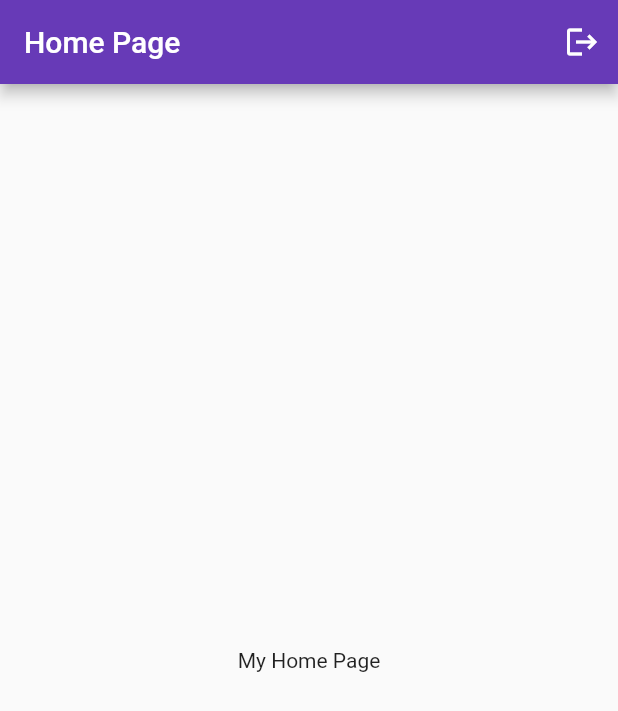
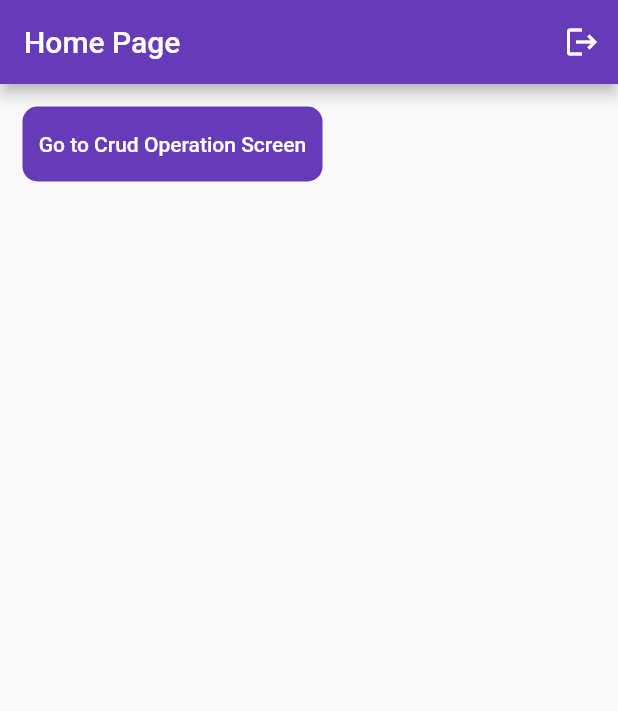
Before and after one commit to narayannalbhe1/cloud_firebase_app, a Flutter app: the MyHomePage screen opened directly, on a phone screen of 412 x 824 dp. Shown: the top 711 px of the screen. Run offline on Flutter 3.47's test engine with Material 2 defaults, Android fonts, the phone set to English and light mode, and no system bars; our stand-ins replace cloud_firestore, firebase_auth, firebase_core, firebase_database, firebase_storage, fluttertoast and 2 more; accounts and stored records are empty.

Commit message:
2 Apr 2024 narayan_dev firebase

```diff
--- a/lib/View/Auth/SignUp/signin_screen.dart
+++ b/lib/View/Auth/SignUp/signin_screen.dart
@@ -49,7 +49,7 @@ class _SignInScreenState extends State<SignInScreen> {
             child: Center(
               child: Container(
                 width: 400,
-                height: 400,
+                height: 450,
                 decoration: BoxDecoration(
                   borderRadius: BorderRadius.circular(15.0),
                   color: Colors.white38
--- a/lib/View/Home/view/MyHome/MyHomePage.dart
+++ b/lib/View/Home/view/MyHome/MyHomePage.dart
@@ -1,5 +1,6 @@
 import 'dart:io';
 
+import 'package:cloud_firebase_app/Firebase_Database/CRUD_Operations/crud_operation.dart';
 import 'package:cloud_firebase_app/View/Auth/Login/login_screen.dart';
 import 'package:firebase_auth/firebase_auth.dart';
 import 'package:flutter/material.dart';
@@ -30,8 +31,30 @@ class _MyHomePageState extends State<MyHomePage> {
         onWillPop: () {
           return  showAlertExit();
         },
-        child: Center(
-          child: Text('My Home Page'),
+        child: Column(
+          crossAxisAlignment: CrossAxisAlignment.start,
+          mainAxisAlignment: MainAxisAlignment.start,
+          children: [
+            Padding(
+              padding: const EdgeInsets.all(15.0),
+              child: Container(
+                height: 50,
+                width: 200,
+                decoration: BoxDecoration(
+                  color: Colors.deepPurple,
+                  borderRadius: BorderRadius.all(Radius.circular(10))
+                ),
+                child: TextButton(
+                    onPressed: (){
+                  Navigator.push(context, MaterialPageRoute(builder: (context){
+                    return CrudOperation();
+                  }));
+                }, child: Text('Go to Crud Operation Screen',style: TextStyle(
+                  color: Colors.white
+                ),)),
+              ),
+            )
+          ],
         ),
       ),
     );
--- a/lib/main.dart
+++ b/lib/main.dart
@@ -4,6 +4,7 @@ import 'package:cloud_firebase_app/Firebase_Database/firebase_db/show_data.dart'
 import 'package:cloud_firebase_app/View/Auth/Login/check_user.dart';
 import 'package:cloud_firebase_app/View/PhoneAuth/phone_auth.dart';
 import 'package:cloud_firebase_app/View/Splash/splash_screen.dart';
+import 'package:cloud_firestore/cloud_firestore.dart';
 import 'package:flutter/material.dart';
 import 'package:firebase_core/firebase_core.dart';
 import 'firebase_options.dart';
@@ -14,6 +15,15 @@ void main() async{
   await Firebase.initializeApp(
     options: DefaultFirebaseOptions.currentPlatform,
   );
+
+  /// database create the db connection
+  // final FirebaseFirestore db = FirebaseFirestore.instance;
+  // final CollectionReference college = db.collection('college');
+  // final Map<String, dynamic> userFields = {
+  //   'email' : 'newUser@gmail.com',
+  //   'username' : 'newUser',
+  // };
+  // await college.doc('newUser').set(userFields);
 
   runApp(const MyApp());
 }
@@ -26,11 +36,12 @@ class MyApp extends StatelessWidget {
     return GetMaterialApp(
       debugShowCheckedModeBanner: false,
       // home: SplashScreen(),
-      // home: CheckUser(),
+      home: CheckUser(),
       // home: PhoneAuth(), // through the firebase otp
       // home : ShowData(), // fetch data through firebase firestore
       // home : SignUpPage(),
-      home : FirebaseAddData(),
+      //
+
     );
   }
 }
--- a/pubspec.yaml
+++ b/pubspec.yaml
@@ -43,6 +43,8 @@ dependencies:
   cloud_firestore: ^4.13.6
   image_picker: ^1.0.4
   firebase_storage: ^11.5.6
+  firebase_database: ^10.3.8
+
 
 
 
```
Also changed, not shown: lib/Firebase_Database/CRUD_Operations/AddPost/add_post_screen.dart (added, +85 -0 lines), lib/Firebase_Database/CRUD_Operations/crud_operation.dart (added, +55 -0 lines), pubspec.lock, 1 other file.
